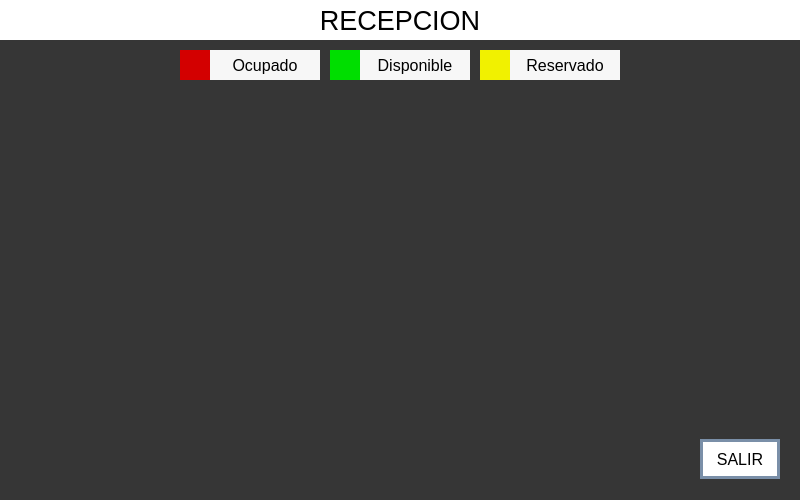
The window that Ui/u_recepcion.ui (Kodegmxz/Proyecto) describes before a commit, drawn with Qt 5.
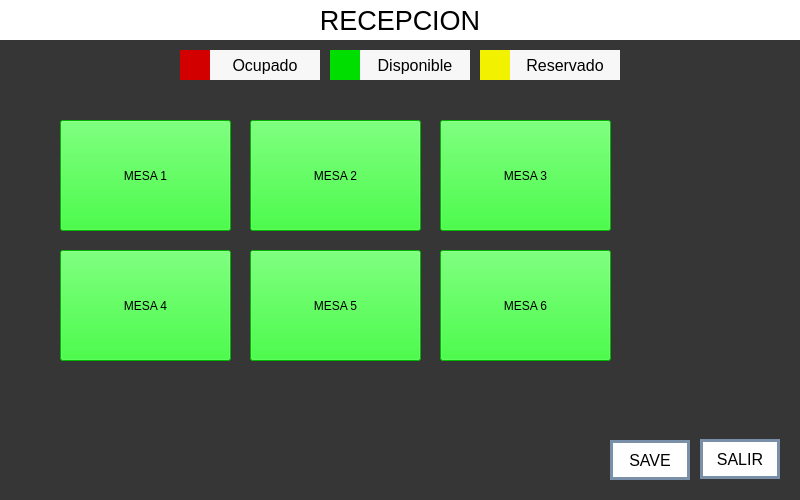
The same window after the commit.

```diff
--- a/Ui/u_recepcion.ui
+++ b/Ui/u_recepcion.ui
@@ -290,6 +290,138 @@
     <bool>false</bool>
    </property>
   </widget>
+  <widget class="QPushButton" name="pushMESA1">
+   <property name="geometry">
+    <rect>
+     <x>60</x>
+     <y>120</y>
+     <width>171</width>
+     <height>111</height>
+    </rect>
+   </property>
+   <property name="styleSheet">
+    <string notr="true">background-color: rgb(0, 255, 0);</string>
+   </property>
+   <property name="text">
+    <string>MESA 1</string>
+   </property>
+  </widget>
+  <widget class="QPushButton" name="pushMESA2">
+   <property name="geometry">
+    <rect>
+     <x>250</x>
+     <y>120</y>
+     <width>171</width>
+     <height>111</height>
+    </rect>
+   </property>
+   <property name="styleSheet">
+    <string notr="true">background-color: rgb(0, 255, 0);</string>
+   </property>
+   <property name="text">
+    <string>MESA 2</string>
+   </property>
+  </widget>
+  <widget class="QPushButton" name="pushMESA3">
+   <property name="geometry">
+    <rect>
+     <x>440</x>
+     <y>120</y>
+     <width>171</width>
+     <height>111</height>
+    </rect>
+   </property>
+   <property name="styleSheet">
+    <string notr="true">background-color: rgb(0, 255, 0);</string>
+   </property>
+   <property name="text">
+    <string>MESA 3</string>
+   </property>
+  </widget>
+  <widget class="QPushButton" name="pushMESA4">
+   <property name="geometry">
+    <rect>
+     <x>60</x>
+     <y>250</y>
+     <width>171</width>
+     <height>111</height>
+    </rect>
+   </property>
+   <property name="styleSheet">
+    <string notr="true">background-color: rgb(0, 255, 0);</string>
+   </property>
+   <property name="text">
+    <string>MESA 4</string>
+   </property>
+  </widget>
+  <widget class="QPushButton" name="pushMESA5">
+   <property name="geometry">
+    <rect>
+     <x>250</x>
+     <y>250</y>
+     <width>171</width>
+     <height>111</height>
+    </rect>
+   </property>
+   <property name="styleSheet">
+    <string notr="true">background-color: rgb(0, 255, 0);</string>
+   </property>
+   <property name="text">
+    <string>MESA 5</string>
+   </property>
+  </widget>
+  <widget class="QPushButton" name="pushMESA6">
+   <property name="geometry">
+    <rect>
+     <x>440</x>
+     <y>250</y>
+     <width>171</width>
+     <height>111</height>
+    </rect>
+   </property>
+   <property name="styleSheet">
+    <string notr="true">background-color: rgb(0, 255, 0);</string>
+   </property>
+   <property name="text">
+    <string>MESA 6</string>
+   </property>
+  </widget>
+  <widget class="QPushButton" name="pushsave">
+   <property name="geometry">
+    <rect>
+     <x>610</x>
+     <y>440</y>
+     <width>80</width>
+     <height>40</height>
+    </rect>
+   </property>
+   <property name="font">
+    <font>
+     <family>Segoe UI Symbol</family>
+     <pointsize>12</pointsize>
+     <kerning>true</kerning>
+    </font>
+   </property>
+   <property name="layoutDirection">
+    <enum>Qt::LeftToRight</enum>
+   </property>
+   <property name="autoFillBackground">
+    <bool>false</bool>
+   </property>
+   <property name="styleSheet">
+    <string notr="true">background-color: rgb(255, 255, 255);
+border: 3px solid rgb(122, 143, 168);</string>
+   </property>
+   <property name="text">
+    <string>SAVE</string>
+   </property>
+   <property name="autoDefault">
+    <bool>true</bool>
+   </property>
+   <property name="default">
+    <bool>false</bool>
+   </property>
+  </widget>
  </widget>
  <resources/>
  <connections/>
```
